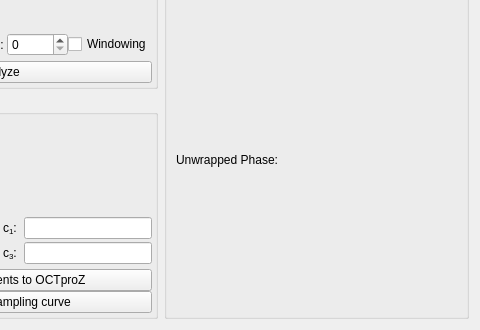
Above: src/phaseextractionextensionform.ui from spectralcode/PhaseExtractionExtension before the change; both pictures show x 172 to 652 and y 396 to 726 of the 652 by 726 pixel window. Below: the same form after it.
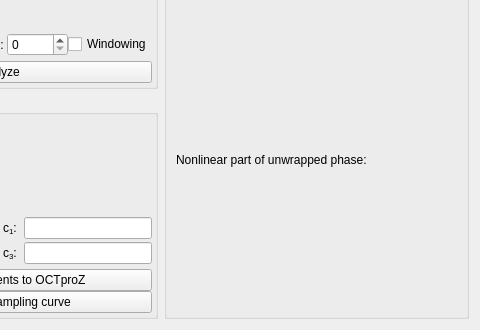
That is the form after the change. Custom widgets are drawn as their Qt base class.

Commit message: replaced unwrapped phase plot with a nonlinear part of the unwrapped phase

Patch:
```diff
--- a/src/phaseextractionextensionform.ui
+++ b/src/phaseextractionextensionform.ui
@@ -709,7 +709,7 @@
         <item>
          <widget class="QLabel" name="label_13">
           <property name="text">
-           <string>Unwrapped Phase:</string>
+           <string>Nonlinear part of unwrapped phase:</string>
           </property>
          </widget>
         </item>
```
The commit also changes 5 other files.
